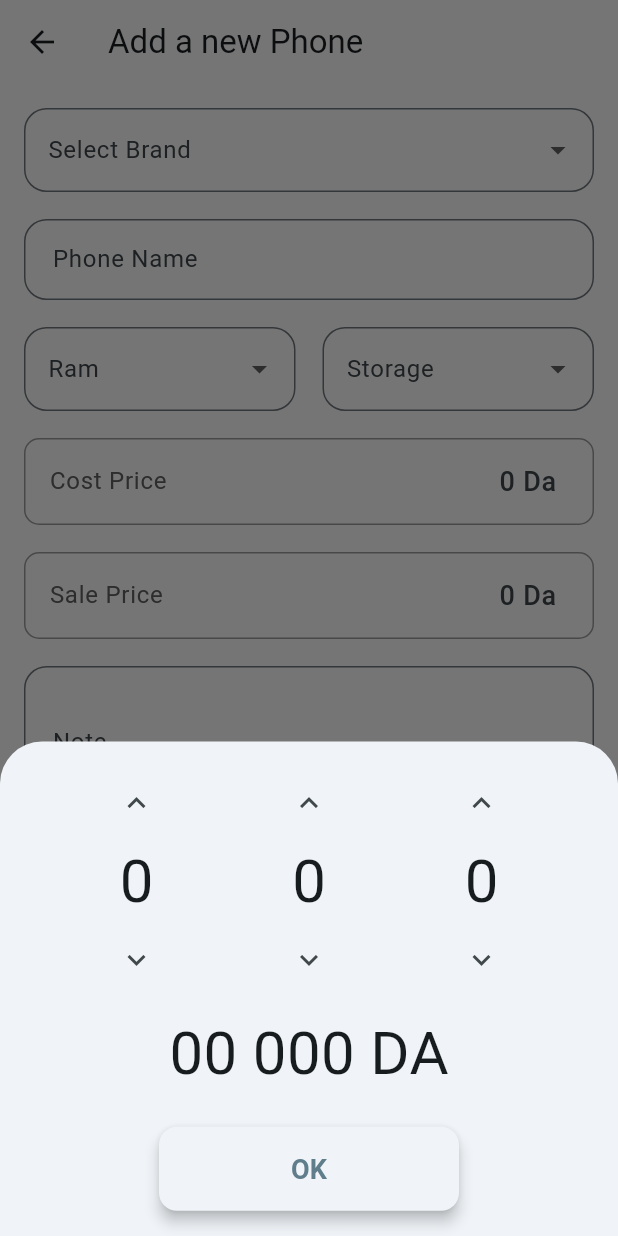
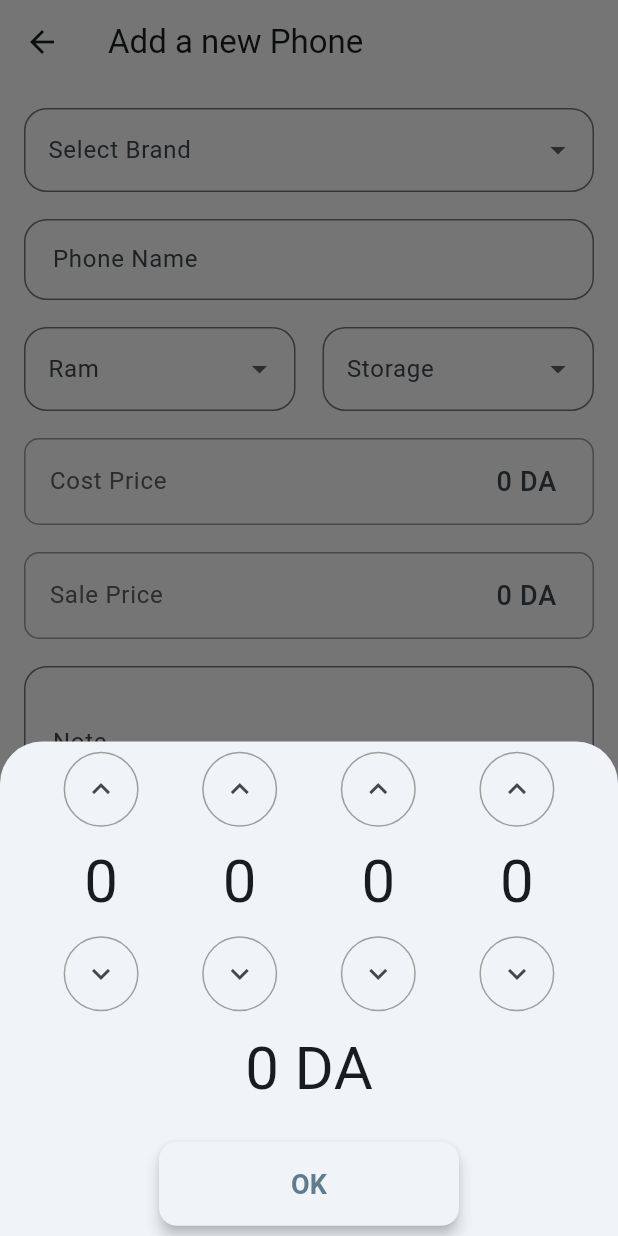
Before and after one commit to MohamedSadeck/phones-management, a Flutter app: the AddPhoneScreen screen opened by its route, after a tap on "Cost Price", on a phone screen of 412 x 824 dp. Run offline on Flutter 3.47's test engine with Material 3 defaults, Android fonts, the phone set to English and light mode, and no system bars; our stand-ins replace fluttertoast.

Commit message:
added one more digit to the price

```diff
--- a/lib/screens/add_phone_screen.dart
+++ b/lib/screens/add_phone_screen.dart
@@ -258,7 +258,7 @@ class _AddPhoneScreenState extends State<AddPhoneScreen> {
           ),
         ),
         trailing: Text(
-          '$_selectedSalePrice Da',
+          _formatPrice(_selectedSalePrice),
           style: const TextStyle(fontSize: 18),
         ),
         onTap: () => _showPricePicker('sale'), // renamed
@@ -281,7 +281,7 @@ class _AddPhoneScreenState extends State<AddPhoneScreen> {
           ),
         ),
         trailing: Text(
-          '$_selectedCostPrice Da',
+          _formatPrice(_selectedCostPrice),
           style: const TextStyle(fontSize: 18),
         ),
         onTap: () => _showPricePicker('cost'), // renamed
@@ -338,13 +338,13 @@ class _AddPhoneScreenState extends State<AddPhoneScreen> {
     List<int>? selectedDigits = await showModalBottomSheet<List<int>>(
       context: context,
       builder: (BuildContext context) {
-        // Get the current value based on price type
         int initialValue =
             priceType == 'sale' ? _selectedSalePrice : _selectedCostPrice;
 
         return PricePicker(
           initialDigits: [
-            initialValue ~/ 10000,
+            initialValue ~/ 100000,
+            (initialValue ~/ 10000) % 10,
             (initialValue ~/ 1000) % 10,
             (initialValue ~/ 100) % 10,
           ],
@@ -354,9 +354,10 @@ class _AddPhoneScreenState extends State<AddPhoneScreen> {
 
     if (selectedDigits != null) {
       setState(() {
-        int newPrice = selectedDigits[0] * 10000 +
-            selectedDigits[1] * 1000 +
-            selectedDigits[2] * 100;
+        int newPrice = selectedDigits[0] * 100000 +
+            selectedDigits[1] * 10000 +
+            selectedDigits[2] * 1000 +
+            selectedDigits[3] * 100;
 
         if (priceType == 'sale') {
           _selectedSalePrice = newPrice;
@@ -366,4 +367,14 @@ class _AddPhoneScreenState extends State<AddPhoneScreen> {
       });
     }
   }
+
+  String _formatPrice(int price) {
+    if (price == 0) return '0 DA';
+    String priceStr = price.toString();
+    final characters = priceStr.split('').reversed.toList();
+    for (var i = 3; i < characters.length; i += 4) {
+      characters.insert(i, ' ');
+    }
+    return '${characters.reversed.join('')} DA';
+  }
 }
--- a/lib/screens/home_screen.dart
+++ b/lib/screens/home_screen.dart
@@ -23,7 +23,7 @@ class HomeScreen extends StatefulWidget {
 class _HomeScreenState extends State<HomeScreen> {
   List<Phone> phones = [];
 
-  String selectedBrand = 'All';
+  String selectedBrand = 'Samsung';
 
   final _searchController = TextEditingController();
 
@@ -204,7 +204,7 @@ class _HomeScreenState extends State<HomeScreen> {
                     : Colors.transparent,
               ),
             );
-          }).toList(),
+          }),
         ],
       ),
     );
--- a/lib/widgets/price_picker.dart
+++ b/lib/widgets/price_picker.dart
@@ -31,11 +31,13 @@ class _PricePickerState extends State<PricePicker> {
               _buildDigitSelector(0),
               _buildDigitSelector(1),
               _buildDigitSelector(2),
+              _buildDigitSelector(3),
             ],
           ),
           const SizedBox(height: 10),
           Text(
-            '${_selectedDigits[0]}${_selectedDigits[1]} ${_selectedDigits[2]}00 DA',
+            _formatPrice(
+                '${_selectedDigits[0]}${_selectedDigits[1]}${_selectedDigits[2]}${_selectedDigits[3]}00'),
             style: const TextStyle(fontSize: 40),
           ),
           const SizedBox(height: 20),
@@ -51,7 +53,12 @@ class _PricePickerState extends State<PricePicker> {
   Widget _buildDigitSelector(int index) {
     return Column(
       children: [
-        IconButton(
+        Container(
+          decoration: BoxDecoration(
+            shape: BoxShape.circle,
+            border: Border.all(color: Colors.grey),
+          ),
+          child: IconButton(
             icon: const Icon(Icons.keyboard_arrow_up),
             onPressed: () {
               setState(() {
@@ -59,11 +66,20 @@ class _PricePickerState extends State<PricePicker> {
               });
             },
           ),
-        Text(
+        ),
+        Padding(
+          padding: const EdgeInsets.symmetric(vertical: 8.0),
+          child: Text(
             _selectedDigits[index].toString(),
             style: const TextStyle(fontSize: 40),
           ),
-        IconButton(
+        ),
+        Container(
+          decoration: BoxDecoration(
+            shape: BoxShape.circle,
+            border: Border.all(color: Colors.grey),
+          ),
+          child: IconButton(
             icon: const Icon(Icons.keyboard_arrow_down),
             onPressed: () {
               setState(() {
@@ -71,7 +87,22 @@ class _PricePickerState extends State<PricePicker> {
               });
             },
           ),
+        ),
       ],
     );
   }
+
+  String _formatPrice(String price) {
+    // Remove leading zeros
+    price = price.replaceFirst(RegExp('^0+'), '');
+    // If empty (all were zeros), return "0"
+    if (price.isEmpty) return '0 DA';
+
+    // Add spaces every 3 digits from the right
+    final characters = price.split('').reversed.toList();
+    for (var i = 3; i < characters.length; i += 4) {
+      characters.insert(i, ' ');
     }
+    return '${characters.reversed.join('')} DA';
+  }
+}
```
Also changed, not shown: assets/phones.json (deleted, +0 -11 lines), lib/screens/edit_phone_screen.dart (+18 -6 lines). Lines whose indentation alone changed are shown as unchanged.
